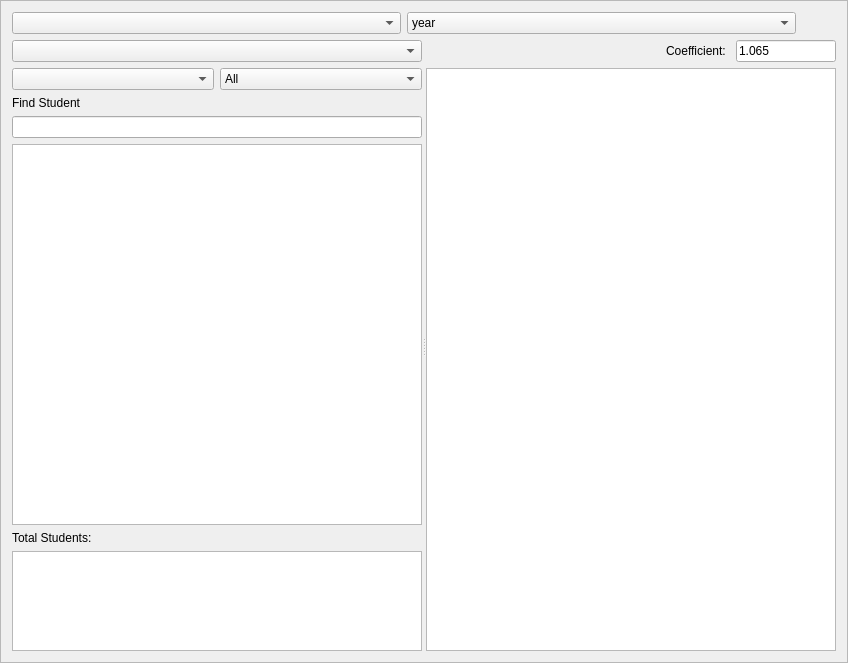
This is frameaddpayment.ui in sadovskiy/sysman as Qt 5 draws it before an edit. The edited form follows.
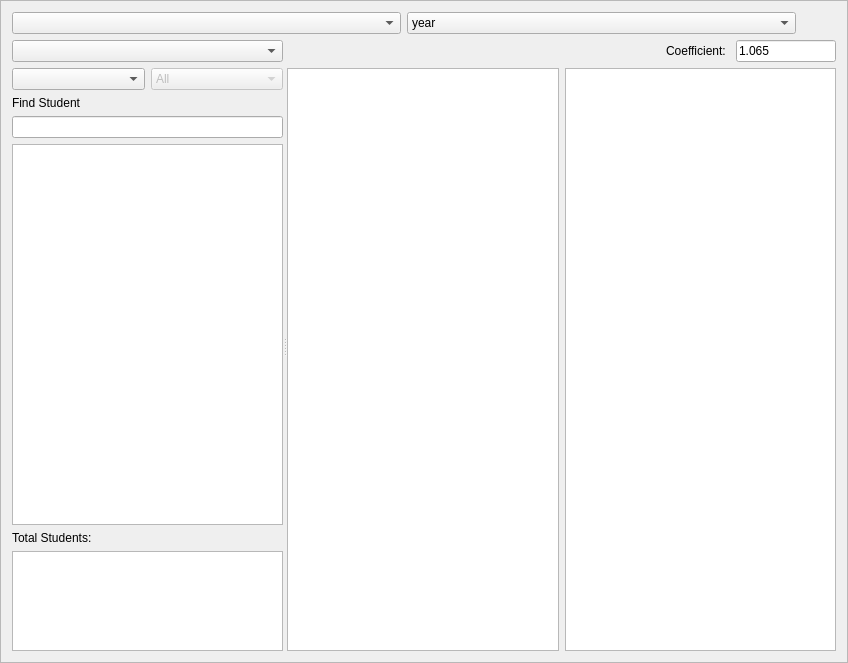
This is the edited form.

Diff of the .ui file:
```diff
--- a/frameaddpayment.ui
+++ b/frameaddpayment.ui
@@ -74,12 +74,6 @@
    </item>
    <item row="1" column="0">
     <widget class="QSplitter" name="splitterH">
-     <property name="sizePolicy">
-      <sizepolicy hsizetype="Preferred" vsizetype="Preferred">
-       <horstretch>0</horstretch>
-       <verstretch>0</verstretch>
-      </sizepolicy>
-     </property>
      <property name="orientation">
       <enum>Qt::Horizontal</enum>
      </property>
@@ -95,6 +89,9 @@
          </item>
          <item>
           <widget class="QComboBox" name="comboBoxGroup">
+           <property name="enabled">
+            <bool>false</bool>
+           </property>
            <item>
             <property name="text">
              <string>All</string>
@@ -307,6 +304,15 @@
            <verstretch>0</verstretch>
           </sizepolicy>
          </property>
+         <property name="sortingEnabled">
+          <bool>false</bool>
+         </property>
+         <property name="animated">
+          <bool>true</bool>
+         </property>
+         <attribute name="headerShowSortIndicator" stdset="0">
+          <bool>true</bool>
+         </attribute>
         </widget>
        </item>
        <item>
@@ -328,7 +334,7 @@
        </item>
       </layout>
      </widget>
-     <widget class="QWidget" name="layoutWidget">
+     <widget class="QWidget" name="">
       <layout class="QVBoxLayout" name="verticalLayout_2">
        <item>
         <layout class="QHBoxLayout" name="horizontalLayout">
@@ -383,29 +389,14 @@
         </layout>
        </item>
        <item>
-        <widget class="QTableView" name="tableView">
-         <property name="sizePolicy">
-          <sizepolicy hsizetype="MinimumExpanding" vsizetype="MinimumExpanding">
-           <horstretch>0</horstretch>
-           <verstretch>0</verstretch>
-          </sizepolicy>
-         </property>
-         <property name="editTriggers">
-          <set>QAbstractItemView::AnyKeyPressed|QAbstractItemView::DoubleClicked|QAbstractItemView::EditKeyPressed|QAbstractItemView::SelectedClicked</set>
-         </property>
-         <property name="alternatingRowColors">
-          <bool>true</bool>
-         </property>
-         <property name="selectionMode">
-          <enum>QAbstractItemView::SingleSelection</enum>
-         </property>
-         <property name="selectionBehavior">
-          <enum>QAbstractItemView::SelectItems</enum>
-         </property>
-         <property name="sortingEnabled">
-          <bool>true</bool>
-         </property>
-        </widget>
+        <layout class="QHBoxLayout" name="horizontalLayout_4">
+         <item>
+          <widget class="QTableView" name="tableView"/>
+         </item>
+         <item>
+          <widget class="QTableView" name="tableViewResult"/>
+         </item>
+        </layout>
        </item>
       </layout>
      </widget>
```
Left out of the diff: 104 changed lines with no effect on the pictures.
